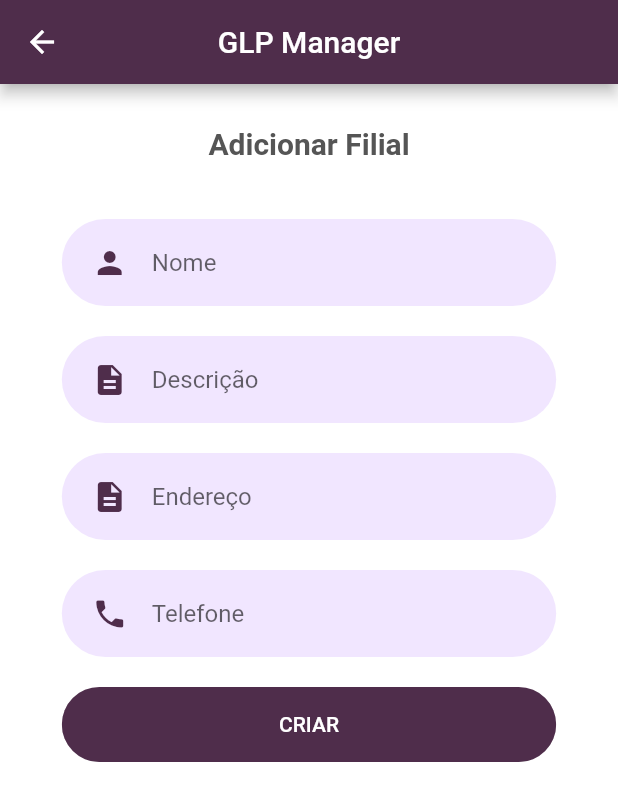
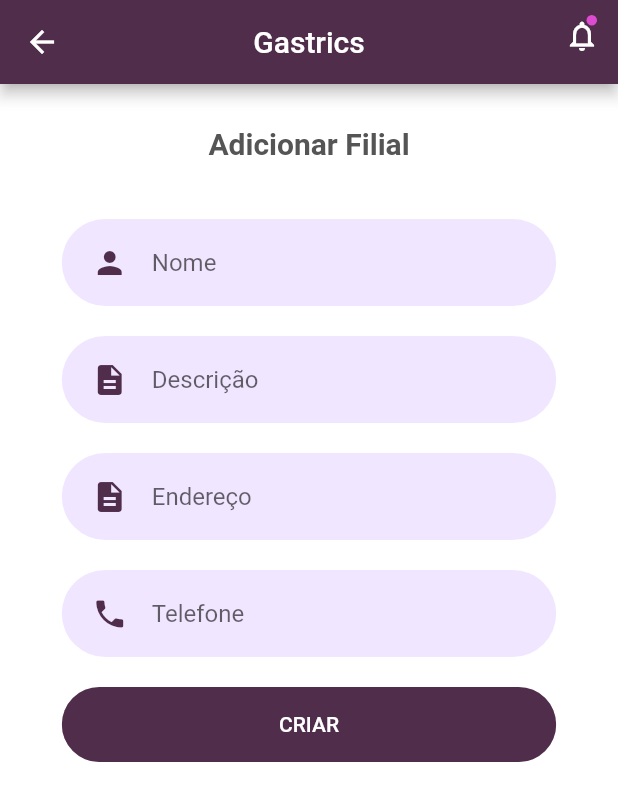
Before and after one commit to mathbonato/gastrics_mobile, a Flutter app: the BranchList screen opened directly, scrolled down 576 dp, after a tap on the "add" icon, on a phone screen of 412 x 824 dp. Shown: the top 801 px of the screen. Run offline on Flutter 3.47's test engine with Material 2 defaults, Android fonts, the phone set to English and light mode, and no system bars; our stand-ins replace get, google_fonts; missing offline and left inert: dart:ffi; network calls fail.

Commit message:
adding improviment on notification bell component

```diff
--- /dev/null
+++ b/lib/components/notification_bell.dart
@@ -0,0 +1,28 @@
+import 'package:flutter/material.dart';
+import 'package:get/get.dart';
+
+import '../modules/notifications_view/notifications_view.dart';
+
+notificationBell() {
+  return <Widget>[
+    Stack(children: [
+      IconButton(
+        onPressed: () {
+          Get.to(const NotificationsView());
+        },
+        icon: const Icon(Icons.notifications_none),
+      ),
+      Container(
+        width: 7,
+        height: 7,
+        alignment: Alignment.center,
+        decoration: const BoxDecoration(
+            color: Color.fromARGB(255, 221, 75, 209), shape: BoxShape.circle),
+        margin: const EdgeInsets.only(
+          left: 27,
+          top: 10,
+        ),
+      )
+    ])
+  ];
+}
--- a/lib/modules/botijao/botijao_page.dart
+++ b/lib/modules/botijao/botijao_page.dart
@@ -1,6 +1,7 @@
 import 'package:flutter/material.dart';
 import 'package:glp_manager_mobile/components/card_img_description.dart';
 import 'package:glp_manager_mobile/components/header_img_description.dart';
+import 'package:glp_manager_mobile/components/notification_bell.dart';
 import 'package:glp_manager_mobile/components/searcher.dart';
 import 'package:glp_manager_mobile/models/Branch.dart';
 import 'package:glp_manager_mobile/models/GasCanister.dart';
@@ -27,10 +28,10 @@ class _BotijaoPageState extends State<BotijaoPage> {
     return Scaffold(
       backgroundColor: AppColors.background,
       appBar: AppBar(
-        centerTitle: true,
-        backgroundColor: AppColors.primary,
-        title: const Text("GLP Manager"),
-      ),
+          centerTitle: true,
+          backgroundColor: AppColors.primary,
+          title: const Text("Gastrics"),
+          actions: notificationBell()),
       body: Column(
         children: <Widget>[
           Container(
--- a/lib/modules/branch_create/branch_create_page.dart
+++ b/lib/modules/branch_create/branch_create_page.dart
@@ -1,4 +1,5 @@
 import 'package:flutter/material.dart';
+import 'package:glp_manager_mobile/components/notification_bell.dart';
 import 'package:glp_manager_mobile/components/rounded_button.dart';
 import 'package:glp_manager_mobile/components/rounded_input_field.dart';
 import 'package:glp_manager_mobile/shared/themes/appcollors.dart';
@@ -16,10 +17,10 @@ class _BranchCreateState extends State<BranchCreate> {
     return Scaffold(
       backgroundColor: AppColors.background,
       appBar: AppBar(
-        centerTitle: true,
-        backgroundColor: AppColors.primary,
-        title: const Text("GLP Manager"),
-      ),
+          centerTitle: true,
+          backgroundColor: AppColors.primary,
+          title: const Text("Gastrics"),
+          actions: notificationBell()),
       body: Column(
         children: <Widget>[
           const SizedBox(
--- a/lib/modules/branch_list/branch_list_page.dart
+++ b/lib/modules/branch_list/branch_list_page.dart
@@ -6,8 +6,9 @@ import 'package:glp_manager_mobile/models/Branch.dart';
 import 'package:glp_manager_mobile/modules/botijao/botijao_page.dart';
 import 'package:glp_manager_mobile/modules/branch_create/branch_create_page.dart';
 import 'package:glp_manager_mobile/modules/dashboard/drawer.dart';
-import 'package:glp_manager_mobile/modules/notifications_view/notifications_view.dart';
 import 'package:glp_manager_mobile/shared/themes/appcollors.dart';
+
+import '../../components/notification_bell.dart';
 
 class BranchList extends StatefulWidget {
   const BranchList({Key? key}) : super(key: key);
@@ -25,31 +26,9 @@ class _BranchListState extends State<BranchList> {
         backgroundColor: AppColors.background,
         drawer: const CustomDrawer(),
         appBar: AppBar(
-          backgroundColor: AppColors.primary,
-          title: const Center(child: Text("GLP Manager")),
-          actions: <Widget>[
-            Stack(children: [
-              IconButton(
-                onPressed: () {
-                  Get.to(const NotificationsView());
-                },
-                icon: const Icon(Icons.notifications_none),
-              ),
-              Container(
-                width: 7,
-                height: 7,
-                alignment: Alignment.center,
-                decoration: const BoxDecoration(
-                    color: Color.fromARGB(255, 221, 75, 209),
-                    shape: BoxShape.circle),
-                margin: const EdgeInsets.only(
-                  left: 27,
-                  top: 10,
-                ),
-              )
-            ])
-          ],
-        ),
+            backgroundColor: AppColors.primary,
+            title: const Center(child: Text("Gastrics")),
+            actions: notificationBell()),
         floatingActionButton: FloatingActionButton(
           onPressed: () {
             Get.to(const BranchCreate());
--- a/lib/modules/home/home_page.dart
+++ b/lib/modules/home/home_page.dart
@@ -51,7 +51,7 @@ class _HomePageState extends State<HomePage> {
                     padding:
                         const EdgeInsets.only(left: 60, right: 60, bottom: 20),
                     child: Text(
-                      "Gerêncie o consumo de GLP da sua empresa em um só lugar.",
+                      "Gerêncie o consumo de gás da sua empresa em um só lugar.",
                       style: TextStyles.titleHome,
                       textAlign: TextAlign.center,
                     ),
--- a/lib/modules/login/login_page.dart
+++ b/lib/modules/login/login_page.dart
@@ -22,7 +22,7 @@ class _LoginPageState extends State<LoginPage> {
     return Scaffold(
       backgroundColor: AppColors.background,
       appBar: AppBar(
-          backgroundColor: AppColors.primary, title: const Text("GLP Manager")),
+          backgroundColor: AppColors.primary, title: const Text("Gastrics")),
       body: Container(
         width: double.infinity,
         height: size.height,
--- a/lib/modules/singup/singup_page.dart
+++ b/lib/modules/singup/singup_page.dart
@@ -22,8 +22,8 @@ class _SingUpPageState extends State<SingUpPage> {
     final size = MediaQuery.of(context).size;
     return Scaffold(
       backgroundColor: AppColors.background,
-      appBar: AppBar(
-          backgroundColor: AppColors.primary, title: Text("GLP Manager")),
+      appBar:
+          AppBar(backgroundColor: AppColors.primary, title: Text("Gastrics")),
       body: Container(
         width: double.infinity,
         height: size.height,
```
Also changed, not shown: lib/modules/dashboard/drawer.dart (+12 -6 lines), 1 other file.
